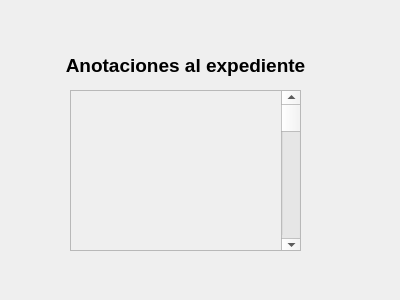
The window that Interfaz/consult_record.ui (Los-Pollitos/PI-Redes-Sistemas-Operativos) describes before a commit, drawn with Qt 5.
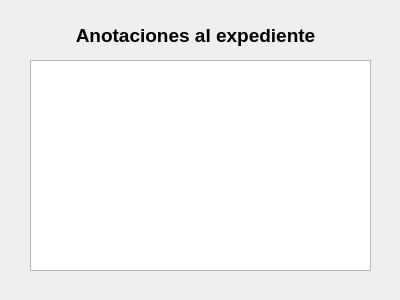
The same window after the commit.

```diff
--- a/Interfaz/consult_record.ui
+++ b/Interfaz/consult_record.ui
@@ -16,8 +16,8 @@
   <widget class="QLabel" name="title">
    <property name="geometry">
     <rect>
-     <x>60</x>
-     <y>50</y>
+     <x>70</x>
+     <y>20</y>
      <width>251</width>
      <height>31</height>
     </rect>
@@ -35,41 +35,15 @@
     <set>Qt::AlignCenter</set>
    </property>
   </widget>
-  <widget class="QScrollArea" name="scrollArea">
+  <widget class="QPlainTextEdit" name="plainTextEdit">
    <property name="geometry">
     <rect>
-     <x>70</x>
-     <y>90</y>
-     <width>231</width>
-     <height>161</height>
+     <x>30</x>
+     <y>60</y>
+     <width>341</width>
+     <height>211</height>
     </rect>
    </property>
-   <property name="widgetResizable">
-    <bool>true</bool>
-   </property>
-   <widget class="QWidget" name="scrollAreaWidgetContents">
-    <property name="geometry">
-     <rect>
-      <x>0</x>
-      <y>0</y>
-      <width>229</width>
-      <height>159</height>
-     </rect>
-    </property>
-    <widget class="QScrollBar" name="verticalScrollBar">
-     <property name="geometry">
-      <rect>
-       <x>210</x>
-       <y>0</y>
-       <width>21</width>
-       <height>161</height>
-      </rect>
-     </property>
-     <property name="orientation">
-      <enum>Qt::Vertical</enum>
-     </property>
-    </widget>
-   </widget>
   </widget>
  </widget>
  <resources/>
```
